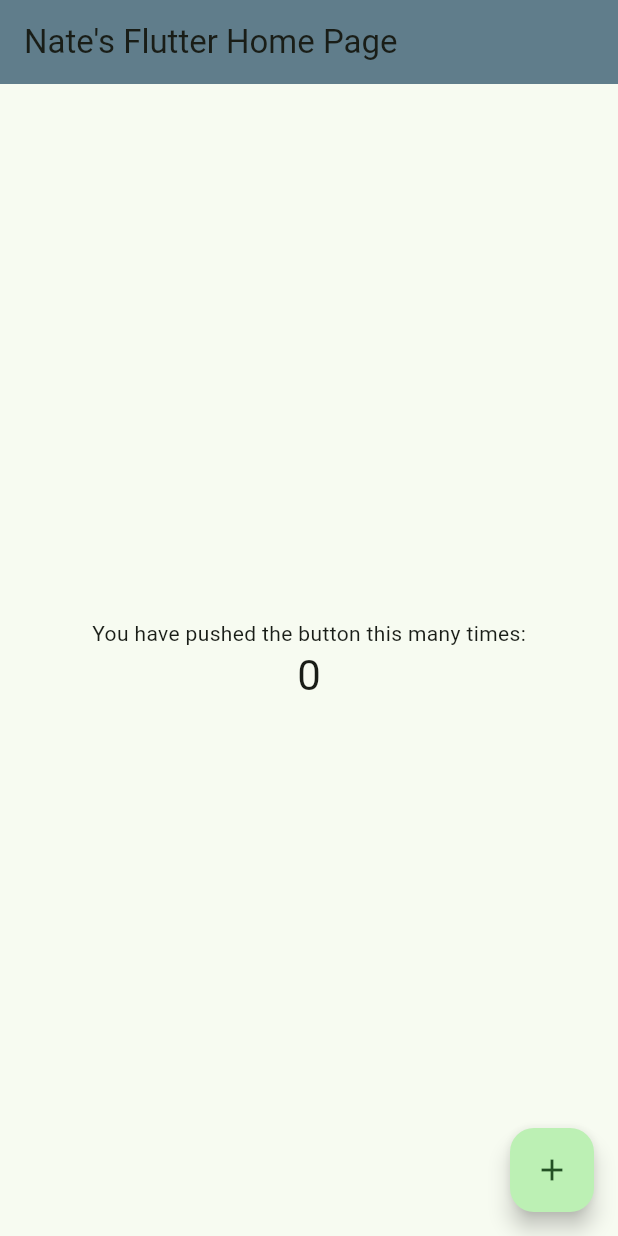
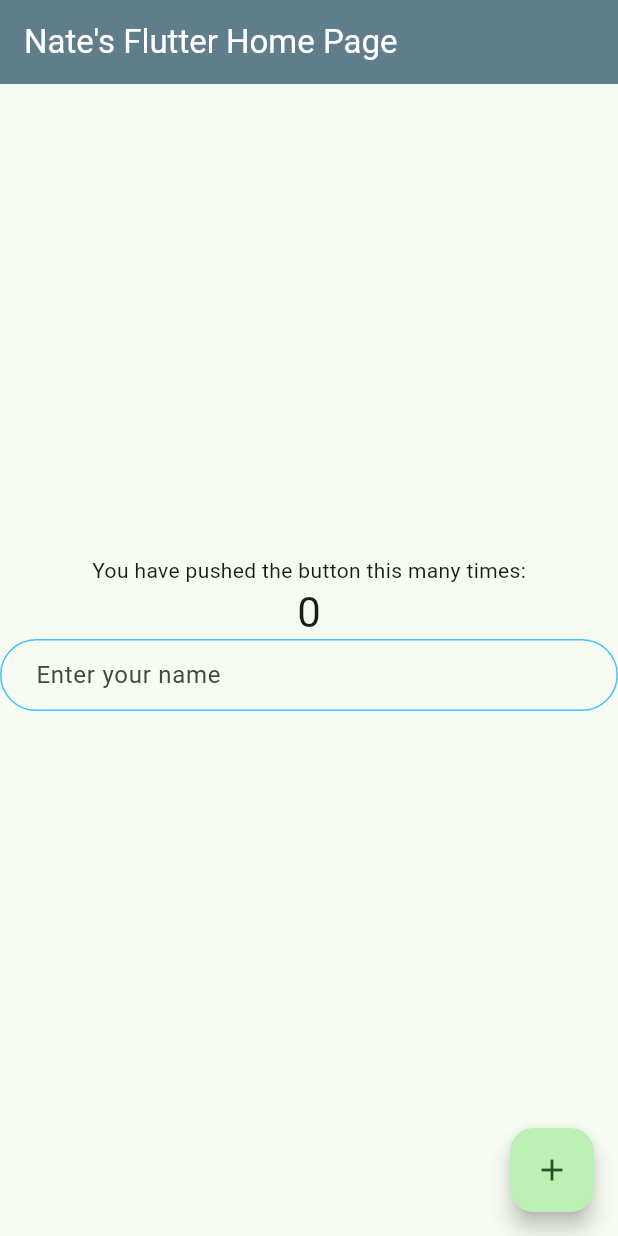
Before and after one commit to natefinck/basic-flutter-app, a Flutter app: the screen it shows after launch, on a phone screen of 412 x 824 dp. Run offline on Flutter 3.47's test engine with Material 2 defaults, Android fonts, the phone set to English and light mode, and no system bars.

Commit message:
playing with name input

```diff
--- a/lib/main.dart
+++ b/lib/main.dart
@@ -30,10 +30,17 @@ class Home extends StatefulWidget {
 
 class _HomeState extends State<Home> {
   int _counter = 0;
+  String _name = '';
 
   void _incrementCounter() {
     setState(() {
       _counter++;
+    });
+  }
+
+  void _setName(String name) {
+    setState(() {
+      _name = name;
     });
   }
 
@@ -42,8 +49,7 @@ class _HomeState extends State<Home> {
     return Scaffold(
       appBar: AppBar(
         backgroundColor: Colors.blueGrey,
-        title: Text(widget.title),
-        // title: Text(widget.title, {style: TextStyle(color: Colors.white)}),
+        title: Text(widget.title, style: TextStyle(color: Colors.white)),
       ),
       body: Center(
         child: Column(
@@ -54,6 +60,33 @@ class _HomeState extends State<Home> {
             ),
             Text(
               '$_counter',
+              style: Theme.of(context).textTheme.headlineMedium,
+            ),
+            TextField(
+              onChanged: (value) {
+                _setName(value);
+              },
+              decoration: const InputDecoration(
+                hintText: 'Enter your name',
+                contentPadding:
+                    EdgeInsets.symmetric(vertical: 10.0, horizontal: 20.0),
+                border: OutlineInputBorder(
+                  borderRadius: BorderRadius.all(Radius.circular(32.0)),
+                ),
+                enabledBorder: OutlineInputBorder(
+                  borderSide:
+                      BorderSide(color: Colors.lightBlueAccent, width: 1.0),
+                  borderRadius: BorderRadius.all(Radius.circular(32.0)),
+                ),
+                focusedBorder: OutlineInputBorder(
+                  borderSide:
+                      BorderSide(color: Colors.lightBlueAccent, width: 2.0),
+                  borderRadius: BorderRadius.all(Radius.circular(32.0)),
+                ),
+              ),
+            ),
+            Text(
+              '$_name',
               style: Theme.of(context).textTheme.headlineMedium,
             ),
           ],
```
